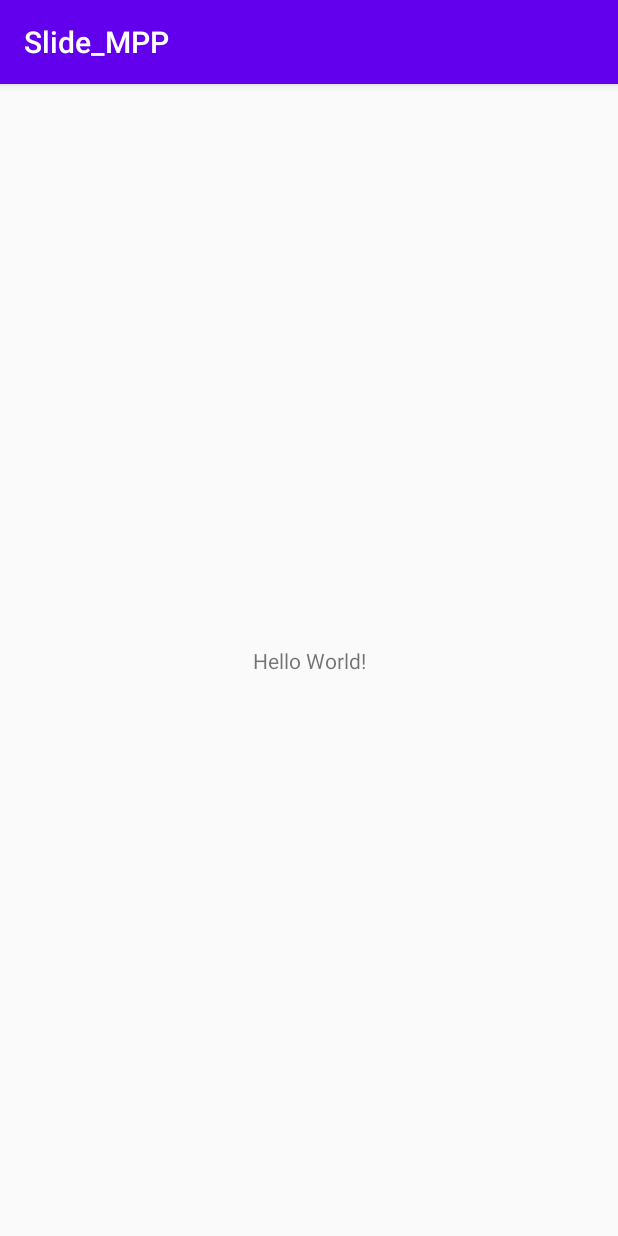
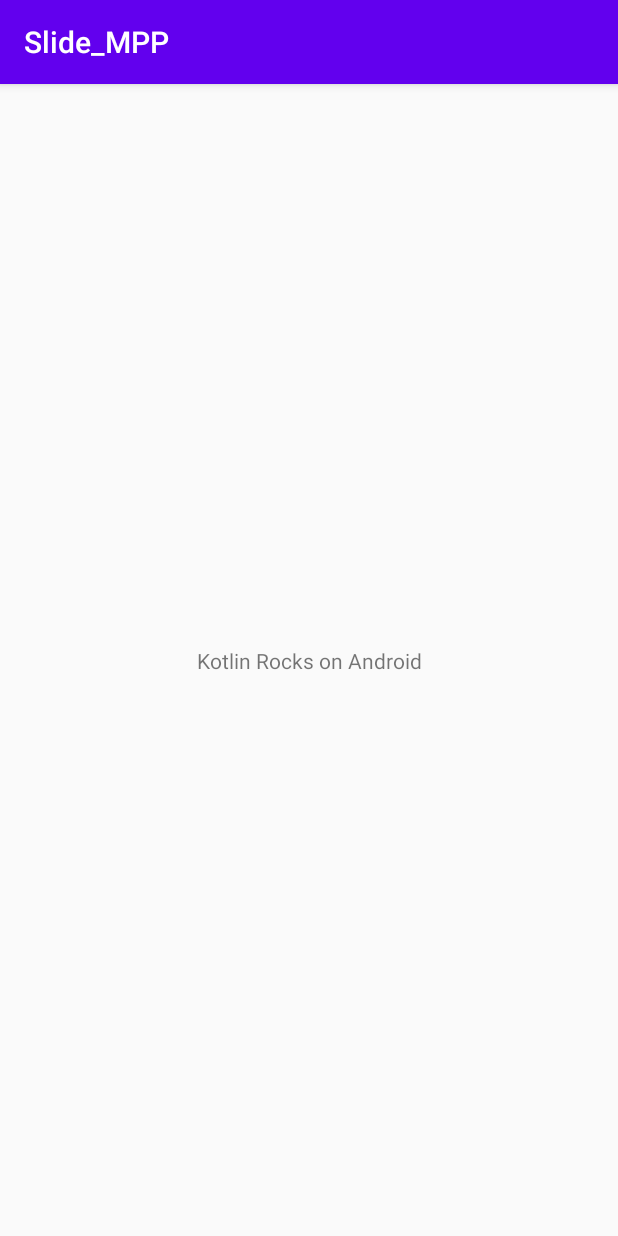
Before and after one commit to mattukouta/Slide_Mpp, an Android app: the screen it shows after launch (MainActivity), on a phone screen of 412 x 824 dp. Run offline under Robolectric (Android 15) with nearby library versions, the phone set to English and light mode, and no system bars.

Commit message:
Android側でmodule取得完了

```diff
--- a/app/build.gradle
+++ b/app/build.gradle
@@ -25,6 +25,8 @@ android {
 }
 
 dependencies {
+    implementation project(':SharedCode')
+
     implementation fileTree(dir: "libs", include: ["*.jar"])
     implementation "org.jetbrains.kotlin:kotlin-stdlib:$kotlin_version"
     implementation 'androidx.core:core-ktx:1.3.0'
--- a/app/src/main/java/com/kouta/slide_mpp/MainActivity.kt
+++ b/app/src/main/java/com/kouta/slide_mpp/MainActivity.kt
@@ -2,10 +2,14 @@ package com.kouta.slide_mpp
 
 import androidx.appcompat.app.AppCompatActivity
 import android.os.Bundle
+import createApplicationScreenMessage
+import kotlinx.android.synthetic.main.activity_main.*
 
 class MainActivity : AppCompatActivity() {
     override fun onCreate(savedInstanceState: Bundle?) {
         super.onCreate(savedInstanceState)
         setContentView(R.layout.activity_main)
+
+        platformName.text = createApplicationScreenMessage()
     }
 }
--- a/app/src/main/res/layout/activity_main.xml
+++ b/app/src/main/res/layout/activity_main.xml
@@ -7,9 +7,9 @@
     tools:context=".MainActivity">
 
     <TextView
+        android:id="@+id/platformName"
         android:layout_width="wrap_content"
         android:layout_height="wrap_content"
-        android:text="Hello World!"
         app:layout_constraintBottom_toBottomOf="parent"
         app:layout_constraintLeft_toLeftOf="parent"
         app:layout_constraintRight_toRightOf="parent"
```
Also changed, not shown: 76 other files.
